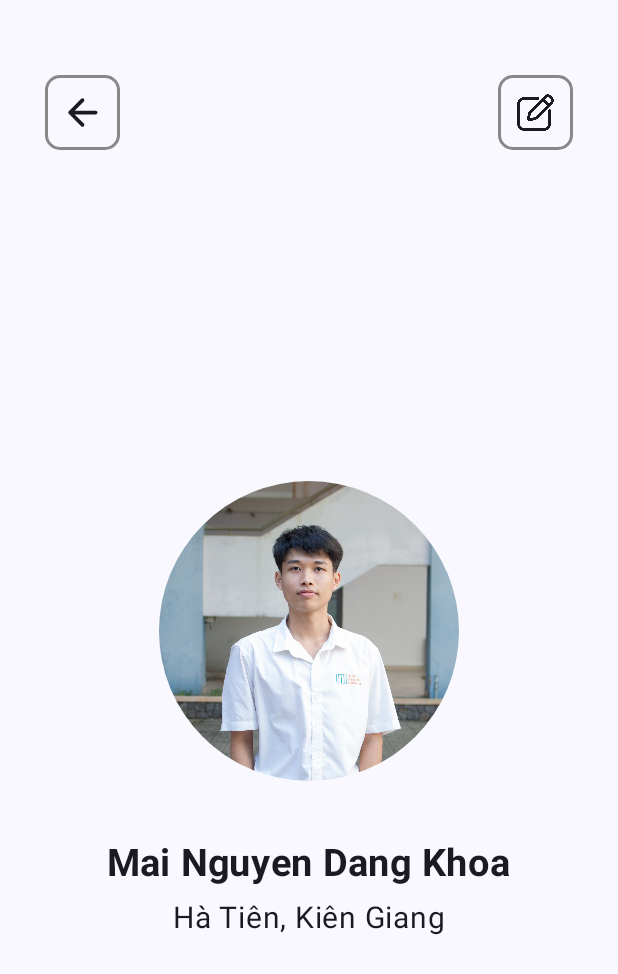
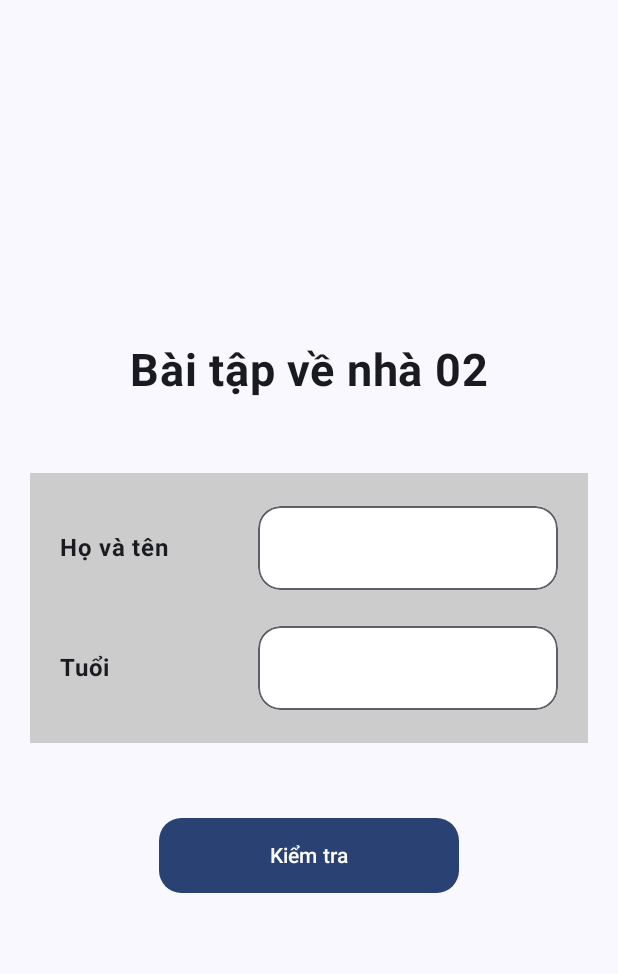
Before and after one commit to MaiKhoa0101/Baitapmobile, an Android app built with Jetpack Compose: the screen it shows after launch (MainActivity), on a phone screen of 412 x 824 dp. Shown: the top 974 px of the screen. Run offline under Robolectric (Android 15) with nearby library versions, the phone set to English and light mode, and no system bars.

Commit message:
bai tap tuan 2

```diff
--- a/app/src/main/java/com/example/baitapmobile/MainActivity.kt
+++ b/app/src/main/java/com/example/baitapmobile/MainActivity.kt
@@ -7,11 +7,9 @@ import androidx.activity.enableEdgeToEdge
 import androidx.compose.foundation.layout.fillMaxSize
 import androidx.compose.foundation.layout.padding
 import androidx.compose.material3.Scaffold
-import androidx.compose.material3.Text
-import androidx.compose.runtime.Composable
 import androidx.compose.ui.Modifier
-import androidx.compose.ui.tooling.preview.Preview
-import com.example.baitapmobile.bai1.Bai1
+import com.example.baitapmobile.tuan2.BaiTapVeNha2
+import com.example.baitapmobile.tuan2.bai2
 import com.example.baitapmobile.ui.theme.BaitapMobileTheme
 
 class MainActivity : ComponentActivity() {
@@ -21,12 +19,22 @@ class MainActivity : ComponentActivity() {
         setContent {
             BaitapMobileTheme {
                 Scaffold(modifier = Modifier.fillMaxSize()) { innerPadding ->
-                    Bai1(
-                        name = "Mai Nguyen Dang Khoa",
-                        avatar = R.drawable.avatar,
-                        address = "Hà Tiên, Kiên Giang",
-                        modifier = Modifier.padding(innerPadding)
-                    )
+                    //Tuan 1
+//                    Bai1(
+//                        name = "Mai Nguyen Dang Khoa",
+//                        avatar = R.drawable.avatar,
+//                        address = "Hà Tiên, Kiên Giang",
+//                        modifier = Modifier.padding(innerPadding)
+//                    )
+//                    BaiTapVeNha1(
+//                        name = "Mai Nguyen Dang Khoa-CN22H",
+//                        avatar = R.drawable.avatar,
+//                        text = "Mong muốn và định hướng của em sau khi học xong môn học là nắm chắc được kiến thức cơ bản của lập trình thiết bị di động mobile, được thử sức và tiếp cận thêm nhiều kiến thức công nghệ mới, đồng thời khơi gợi niềm yêu thích của em đối với lập trình Mobile và các kiến thức chuyên môn liên quan. Cuối cùng là tự tay làm được sản phẩm đạt đủ tiêu chuẩn để đem ra ngoài sử dụng cũng như là thêm 1 dự án đưa vào CV. ",
+//                        modifier = Modifier.padding(innerPadding)
+//                    )
+                    //Tuan 2
+//                    bai2(modifier = Modifier.padding(innerPadding))
+                    BaiTapVeNha2(modifier = Modifier.padding(innerPadding))
                 }
             }
         }
--- /dev/null
+++ b/app/src/main/java/com/example/baitapmobile/tuan2/baitapvenha2.kt
@@ -0,0 +1,136 @@
+package com.example.baitapmobile.tuan2
+
+import androidx.compose.foundation.background
+import androidx.compose.foundation.layout.Arrangement
+import androidx.compose.foundation.layout.Column
+import androidx.compose.foundation.layout.Row
+import androidx.compose.foundation.layout.Spacer
+import androidx.compose.foundation.layout.fillMaxHeight
+import androidx.compose.foundation.layout.fillMaxWidth
+import androidx.compose.foundation.layout.height
+import androidx.compose.foundation.layout.padding
+import androidx.compose.foundation.layout.width
+import androidx.compose.foundation.shape.RoundedCornerShape
+import androidx.compose.material3.Button
+import androidx.compose.material3.OutlinedTextField
+import androidx.compose.material3.Text
+import androidx.compose.runtime.Composable
+import androidx.compose.runtime.getValue
+import androidx.compose.runtime.mutableStateOf
+import androidx.compose.runtime.remember
+import androidx.compose.runtime.setValue
+import androidx.compose.ui.Alignment
+import androidx.compose.ui.Modifier
+import androidx.compose.ui.draw.clip
+import androidx.compose.ui.graphics.Color
+import androidx.compose.ui.text.font.FontWeight
+import androidx.compose.ui.unit.dp
+import androidx.compose.ui.unit.sp
+
+@Composable
+fun BaiTapVeNha2(modifier: Modifier){
+    var name by remember { mutableStateOf("") }
+    var age by remember { mutableStateOf("") }
+
+    var showValidationError by remember { mutableStateOf(false) }
+    var showResult by remember { mutableStateOf(false) }
+
+    Column(
+        modifier = modifier.fillMaxHeight().fillMaxWidth().padding(horizontal = 20.dp),
+        verticalArrangement = Arrangement.Center,
+        horizontalAlignment = Alignment.CenterHorizontally
+    ) {
+        Text(
+            "Bài tập về nhà 02",
+            fontWeight = FontWeight.Bold,
+            fontSize = 30.sp
+        )
+        Spacer(modifier = Modifier.height(50.dp))
+        Column(
+            modifier = Modifier.height(180.dp).background(Color.LightGray).padding(vertical = 10.dp),
+            horizontalAlignment = Alignment.CenterHorizontally,
+            verticalArrangement = Arrangement.SpaceAround
+        ) {
+            Row(
+                modifier = Modifier
+                    .fillMaxWidth()
+                    .padding(horizontal = 20.dp),
+                horizontalArrangement = Arrangement.SpaceBetween,
+                verticalAlignment = Alignment.CenterVertically
+            ) {
+                Text(
+                    "Họ và tên",
+                    fontWeight = FontWeight.Bold
+                )
+                OutlinedTextField(
+                    value = name,
+                    onValueChange = {
+                        name = it
+                        showResult=false},
+                    modifier = Modifier.clip(shape = RoundedCornerShape(15.dp))
+                        .background(Color.White)
+                        .width(200.dp),
+                    shape = RoundedCornerShape(15.dp)
+                )
+            }
+            if (showResult) {
+                // Hiện cảnh báo nếu đã nhấn nút và dữ liệu không hợp lệ
+                if (showValidationError && (name.isBlank() || name.all { char -> char.isLetter() })) {
+                    Text("Tên không đúng định dạng", color = Color.Red)
+                }
+            }
+
+            Row(
+                modifier = Modifier
+                    .fillMaxWidth()
+                    .padding(horizontal = 20.dp),
+                horizontalArrangement = Arrangement.SpaceBetween,
+                verticalAlignment = Alignment.CenterVertically
+            ) {
+                Text(
+                    "Tuổi",
+                    fontWeight = FontWeight.Bold
+                )
+                OutlinedTextField(
+                    value = age,
+                    onValueChange = {
+                        age = it
+                        showResult=false },
+                    modifier = Modifier
+                        .clip(shape = RoundedCornerShape(15.dp))
+                        .background(Color.White)
+                        .width(200.dp),
+                    shape = RoundedCornerShape(15.dp)
+                )
+            }
+
+            if (showResult) {
+                // Hiện cảnh báo nếu đã nhấn nút và dữ liệu không hợp lệ
+                if (showValidationError && (age.isBlank() || !age.all { char -> char.isDigit() } || age.toInt() < 0)) {
+                    Text("Số tuổi không hợp lệ", color = Color.Red)
+                } else if (showValidationError && age.isNotBlank()) {
+                    if (age.toInt() < 2) {
+                        Text("Là em bé", color = Color.Green)
+                    } else if (age.toInt() <= 6) {
+                        Text("Là trẻ em", color = Color.Green)
+                    } else if (age.toInt() <= 65) {
+                        Text("Là người lớn", color = Color.Green)
+                    } else {
+                        Text("Là người già", color = Color.Green)
+                    }
+                }
+            }
+        }
+        Spacer(modifier = Modifier.height(50.dp))
+            Button(
+                shape = RoundedCornerShape(15.dp),
+                modifier = Modifier.width(200.dp).height(50.dp),
+                onClick = {
+                    showValidationError = true
+                    showResult=true
+                }
+            ) {
+                Text("Kiểm tra")
+            }
+    }
+}
```
Also changed, not shown: app/src/main/java/com/example/baitapmobile/tuan1/Bai1.kt (renamed from app/src/main/java/com/example/baitapmobile/bai1/Bai1.kt, +1 -6 lines), app/src/main/java/com/example/baitapmobile/tuan1/baitapvenha1.kt (added, +56 -0 lines), app/src/main/java/com/example/baitapmobile/tuan2/bai2.kt (added, +61 -0 lines).
